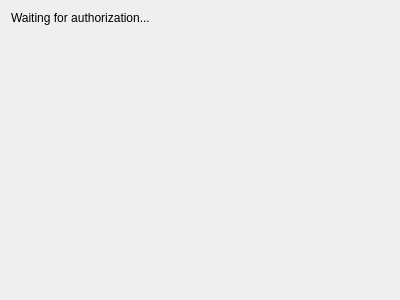
The window that src/google/pages/oauth.ui (KDE/kaccounts-integration) describes before a commit, drawn with Qt 5.
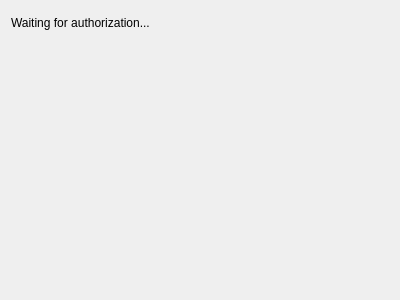
The same window after the commit.

Commit message: Set a working widget so the user know that something is going on

```diff
--- a/src/google/pages/oauth.ui
+++ b/src/google/pages/oauth.ui
@@ -15,11 +15,43 @@
   </property>
   <layout class="QVBoxLayout" name="verticalLayout">
    <item>
+    <layout class="QHBoxLayout" name="horizontalLayout">
+     <item>
     <widget class="QLabel" name="label">
+       <property name="sizePolicy">
+        <sizepolicy hsizetype="Preferred" vsizetype="Preferred">
+         <horstretch>0</horstretch>
+         <verstretch>0</verstretch>
+        </sizepolicy>
+       </property>
      <property name="text">
       <string>Waiting for authorization...</string>
      </property>
-    </widget>
+       <property name="textFormat">
+        <enum>Qt::RichText</enum>
+       </property>
+       <property name="wordWrap">
+        <bool>true</bool>
+       </property>
+      </widget>
+     </item>
+     <item>
+      <widget class="QWidget" name="working" native="true">
+       <property name="sizePolicy">
+        <sizepolicy hsizetype="Fixed" vsizetype="Fixed">
+         <horstretch>0</horstretch>
+         <verstretch>0</verstretch>
+        </sizepolicy>
+       </property>
+       <property name="minimumSize">
+        <size>
+         <width>24</width>
+         <height>24</height>
+        </size>
+       </property>
+      </widget>
+     </item>
+    </layout>
    </item>
    <item>
     <spacer name="verticalSpacer_2">
```
Lines whose indentation alone changed are shown as unchanged. The commit also changes 2 other files.
